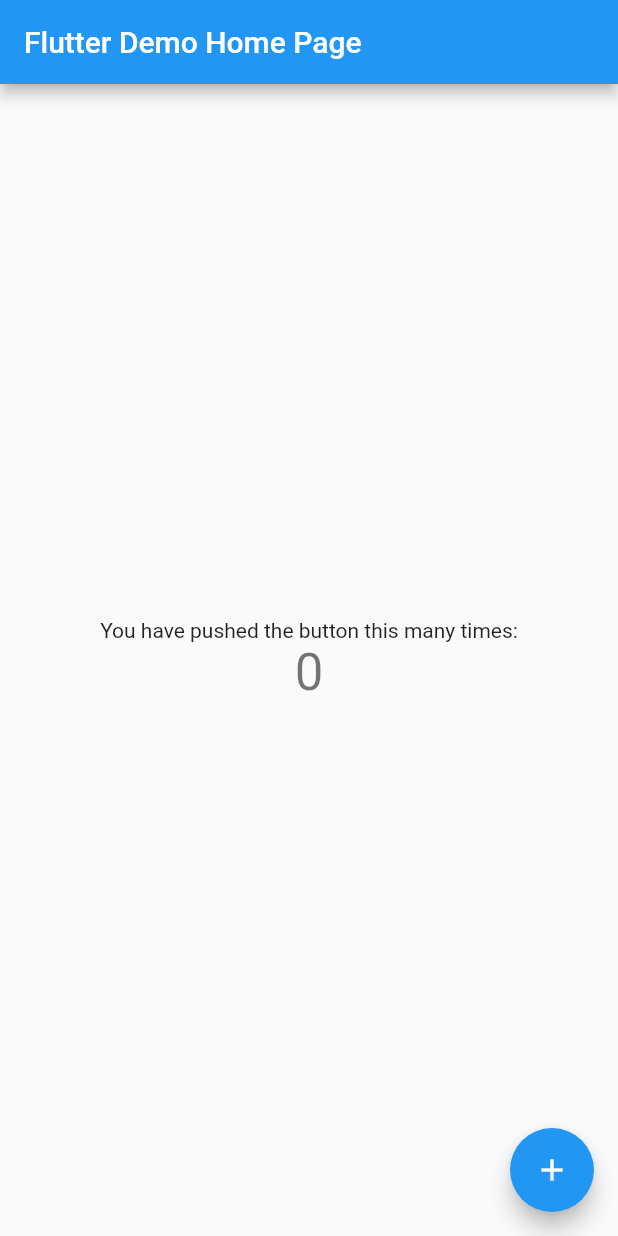
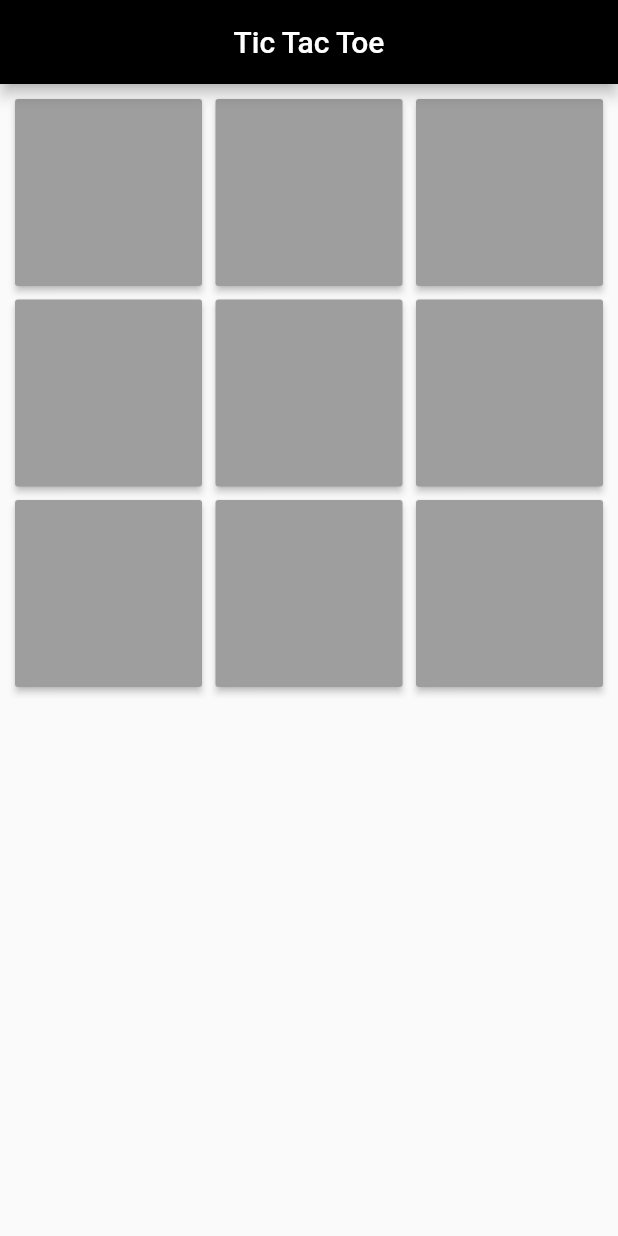
Before and after one commit to pratikstemkar/TicTacToe, a Flutter app: the screen it shows after launch, on a phone screen of 412 x 824 dp. Run offline on Flutter 3.47's test engine with Material 2 defaults, Android fonts, the phone set to English and light mode, and no system bars.

Commit message:
App Completed

```diff
--- /dev/null
+++ b/lib/game_button.dart
@@ -0,0 +1,11 @@
+import 'package:flutter/material.dart';
+
+class GameButton {
+  int id;
+  String text;
+  Color bg;
+  bool enabled;
+
+  GameButton(
+      {this.id, this.text = '', this.bg = Colors.grey, this.enabled = true});
+}
--- /dev/null
+++ b/lib/home_page.dart
@@ -0,0 +1,182 @@
+import 'package:flutter/material.dart';
+import 'package:tictactoe/custom_dialog.dart';
+import 'package:tictactoe/game_button.dart';
+
+class HomePage extends StatefulWidget {
+  @override
+  _HomePageState createState() => new _HomePageState();
+}
+
+class _HomePageState extends State<HomePage> {
+  List<GameButton> buttonsList;
+  var player1;
+  var player2;
+  var activePlayer;
+
+  @override
+  void initState() {
+    super.initState();
+    buttonsList = doInit();
+  }
+
+  List<GameButton> doInit() {
+    player1 = List();
+    player2 = List();
+    activePlayer = 1;
+
+    var gameButtons = <GameButton>[
+      GameButton(id: 1),
+      GameButton(id: 2),
+      GameButton(id: 3),
+      GameButton(id: 4),
+      GameButton(id: 5),
+      GameButton(id: 6),
+      GameButton(id: 7),
+      GameButton(id: 8),
+      GameButton(id: 9),
+    ];
+    return gameButtons;
+  }
+
+  void playGame(GameButton gb) {
+    setState(() {
+      if (activePlayer == 1) {
+        gb.text = 'X';
+        gb.bg = Colors.red;
+        activePlayer = 2;
+        player1.add(gb.id);
+      } else {
+        gb.text = "O";
+        gb.bg = Colors.black;
+        activePlayer = 1;
+        player2.add(gb.id);
+      }
+      gb.enabled = false;
+      checkWinner();
+    });
+  }
+
+  void checkWinner() {
+    var winner = -1;
+
+    // Row 1
+    if (player1.contains(1) && player1.contains(2) && player1.contains(3)) {
+      winner = 1;
+    }
+    if (player2.contains(1) && player2.contains(2) && player2.contains(3)) {
+      winner = 2;
+    }
+
+    // Row 2
+    if (player1.contains(4) && player1.contains(5) && player1.contains(6)) {
+      winner = 1;
+    }
+    if (player2.contains(4) && player2.contains(5) && player2.contains(6)) {
+      winner = 2;
+    }
+
+    // Row 3
+    if (player1.contains(7) && player1.contains(8) && player1.contains(9)) {
+      winner = 1;
+    }
+    if (player2.contains(7) && player2.contains(8) && player2.contains(9)) {
+      winner = 2;
+    }
+
+    // Column 1
+    if (player1.contains(1) && player1.contains(4) && player1.contains(7)) {
+      winner = 1;
+    }
+    if (player2.contains(1) && player2.contains(4) && player2.contains(7)) {
+      winner = 2;
+    }
+
+    // Column 2
+    if (player1.contains(2) && player1.contains(5) && player1.contains(8)) {
+      winner = 1;
+    }
+    if (player2.contains(2) && player2.contains(5) && player2.contains(8)) {
+      winner = 2;
+    }
+
+    // Column 3
+    if (player1.contains(3) && player1.contains(6) && player1.contains(9)) {
+      winner = 1;
+    }
+    if (player2.contains(3) && player2.contains(6) && player2.contains(9)) {
+      winner = 2;
+    }
+
+    // Diagonal 1
+    if (player1.contains(1) && player1.contains(5) && player1.contains(9)) {
+      winner = 1;
+    }
+    if (player2.contains(1) && player2.contains(5) && player2.contains(9)) {
+      winner = 2;
+    }
+
+    // Diagonal 2
+    if (player1.contains(3) && player1.contains(5) && player1.contains(7)) {
+      winner = 1;
+    }
+    if (player2.contains(3) && player2.contains(5) && player2.contains(7)) {
+      winner = 2;
+    }
+
+    if (winner != -1) {
+      if (winner == 1) {
+        showDialog(
+            context: context,
+            builder: (_) => CustomDialog("Player 1 won!!",
+                "Press the RESET button to start again.", resetGame));
+      } else {
+        showDialog(
+            context: context,
+            builder: (_) => CustomDialog("Player 2 won !!",
+                "Press the RESET button to play again.", resetGame));
+      }
+    }
+  }
+
+  void resetGame() {
+    if (Navigator.canPop(context)) Navigator.pop(context);
+    setState(() {
+      buttonsList = doInit();
+    });
+  }
+
+  @override
+  Widget build(BuildContext context) {
+    return Scaffold(
+      appBar: AppBar(
+        title: Text('Tic Tac Toe'),
+        centerTitle: true,
+      ),
+      body: GridView.builder(
+        padding: const EdgeInsets.all(10.0),
+        gridDelegate: SliverGridDelegateWithFixedCrossAxisCount(
+          crossAxisCount: 3,
+          childAspectRatio: 1.0,
+          crossAxisSpacing: 9.0,
+          mainAxisSpacing: 9.0,
+        ),
+        itemCount: buttonsList.length,
+        itemBuilder: (context, i) => SizedBox(
+          width: 100,
+          height: 100,
+          child: RaisedButton(
+            padding: const EdgeInsets.all(8.0),
+            onPressed:
+                buttonsList[i].enabled ? () => playGame(buttonsList[i]) : null,
+            child: Text(
+              buttonsList[i].text,
+              style: TextStyle(color: Colors.white, fontSize: 20.0),
+            ),
+            color: buttonsList[i].bg,
+            disabledColor: buttonsList[i].bg,
+          ),
+        ),
+      ),
+    );
+  }
+}
--- a/lib/main.dart
+++ b/lib/main.dart
@@ -1,111 +1,14 @@
 import 'package:flutter/material.dart';
+import 'package:tictactoe/home_page.dart';
 
 void main() => runApp(MyApp());
 
 class MyApp extends StatelessWidget {
-  // This widget is the root of your application.
   @override
   Widget build(BuildContext context) {
     return MaterialApp(
-      title: 'Flutter Demo',
-      theme: ThemeData(
-        // This is the theme of your application.
-        //
-        // Try running your application with "flutter run". You'll see the
-        // application has a blue toolbar. Then, without quitting the app, try
-        // changing the primarySwatch below to Colors.green and then invoke
-        // "hot reload" (press "r" in the console where you ran "flutter run",
-        // or simply save your changes to "hot reload" in a Flutter IDE).
-        // Notice that the counter didn't reset back to zero; the application
-        // is not restarted.
-        primarySwatch: Colors.blue,
-      ),
-      home: MyHomePage(title: 'Flutter Demo Home Page'),
+      theme: ThemeData(primaryColor: Colors.black),
+      home: HomePage(),
     );
   }
 }
-
-class MyHomePage extends StatefulWidget {
-  MyHomePage({Key key, this.title}) : super(key: key);
-
-  // This widget is the home page of your application. It is stateful, meaning
-  // that it has a State object (defined below) that contains fields that affect
-  // how it looks.
-
-  // This class is the configuration for the state. It holds the values (in this
-  // case the title) provided by the parent (in this case the App widget) and
-  // used by the build method of the State. Fields in a Widget subclass are
-  // always marked "final".
-
-  final String title;
-
-  @override
-  _MyHomePageState createState() => _MyHomePageState();
-}
-
-class _MyHomePageState extends State<MyHomePage> {
-  int _counter = 0;
-
-  void _incrementCounter() {
-    setState(() {
-      // This call to setState tells the Flutter framework that something has
-      // changed in this State, which causes it to rerun the build method below
-      // so that the display can reflect the updated values. If we changed
-      // _counter without calling setState(), then the build method would not be
-      // called again, and so nothing would appear to happen.
-      _counter++;
-    });
-  }
-
-  @override
-  Widget build(BuildContext context) {
-    // This method is rerun every time setState is called, for instance as done
-    // by the _incrementCounter method above.
-    //
-    // The Flutter framework has been optimized to make rerunning build methods
-    // fast, so that you can just rebuild anything that needs updating rather
-    // than having to individually change instances of widgets.
-    return Scaffold(
-      appBar: AppBar(
-        // Here we take the value from the MyHomePage object that was created by
-        // the App.build method, and use it to set our appbar title.
-        title: Text(widget.title),
-      ),
-      body: Center(
-        // Center is a layout widget. It takes a single child and positions it
-        // in the middle of the parent.
-        child: Column(
-          // Column is also a layout widget. It takes a list of children and
-          // arranges them vertically. By default, it sizes itself to fit its
-          // children horizontally, and tries to be as tall as its parent.
-          //
-          // Invoke "debug painting" (press "p" in the console, choose the
-          // "Toggle Debug Paint" action from the Flutter Inspector in Android
-          // Studio, or the "Toggle Debug Paint" command in Visual Studio Code)
-          // to see the wireframe for each widget.
-          //
-          // Column has various properties to control how it sizes itself and
-          // how it positions its children. Here we use mainAxisAlignment to
-          // center the children vertically; the main axis here is the vertical
-          // axis because Columns are vertical (the cross axis would be
-          // horizontal).
-          mainAxisAlignment: MainAxisAlignment.center,
-          children: <Widget>[
-            Text(
-              'You have pushed the button this many times:',
-            ),
-            Text(
-              '$_counter',
-              style: Theme.of(context).textTheme.display1,
-            ),
-          ],
-        ),
-      ),
-      floatingActionButton: FloatingActionButton(
-        onPressed: _incrementCounter,
-        tooltip: 'Increment',
-        child: Icon(Icons.add),
-      ), // This trailing comma makes auto-formatting nicer for build methods.
-    );
-  }
-}
```
Also changed, not shown: lib/custom_dialog.dart (added, +25 -0 lines).
